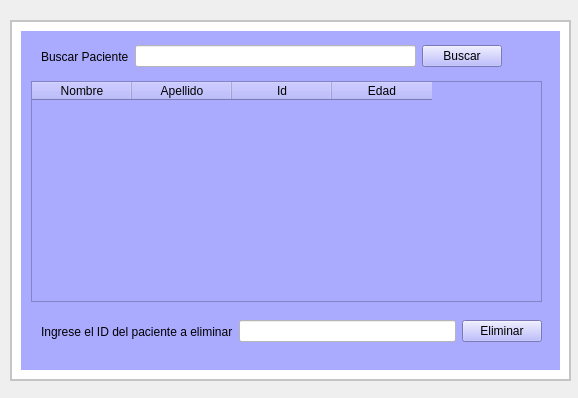
luhernandez12/entregable-3-, file ventana_menu.ui: the form before one commit.
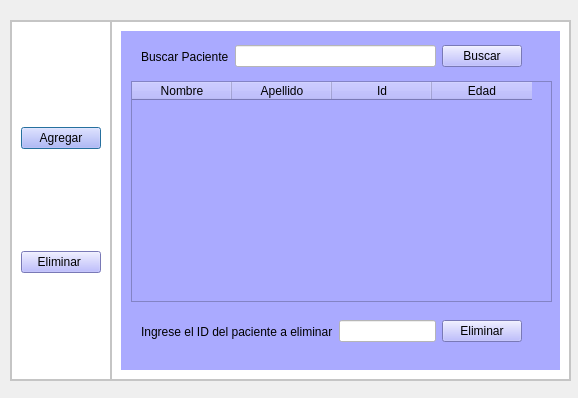
The form after the commit.

What changed in the file:
```diff
--- a/ventana_menu.ui
+++ b/ventana_menu.ui
@@ -47,6 +47,43 @@
     <property name="bottomMargin">
      <number>0</number>
     </property>
+    <item>
+     <widget class="QFrame" name="frame_4">
+      <property name="styleSheet">
+       <string notr="true">
+background-color: rgb(255, 255, 255);</string>
+      </property>
+      <property name="frameShape">
+       <enum>QFrame::StyledPanel</enum>
+      </property>
+      <property name="frameShadow">
+       <enum>QFrame::Raised</enum>
+      </property>
+      <layout class="QVBoxLayout" name="verticalLayout_2">
+       <item>
+        <widget class="QPushButton" name="menu_agregar">
+         <property name="styleSheet">
+          <string notr="true">background-color: rgb(170, 170, 255);</string>
+         </property>
+         <property name="text">
+          <string>Agregar</string>
+         </property>
+        </widget>
+       </item>
+       <item>
+        <widget class="QPushButton" name="menu_eliminar">
+         <property name="styleSheet">
+          <string notr="true">
+background-color: rgb(170, 170, 255);</string>
+         </property>
+         <property name="text">
+          <string>Eliminar </string>
+         </property>
+        </widget>
+       </item>
+      </layout>
+     </widget>
+    </item>
     <item>
      <widget class="QFrame" name="frame_paginas">
       <property name="styleSheet">
@@ -147,7 +184,7 @@
             <rect>
              <x>10</x>
              <y>50</y>
-             <width>511</width>
+             <width>421</width>
              <height>221</height>
             </rect>
            </property>
@@ -177,7 +214,7 @@
             <rect>
              <x>20</x>
              <y>10</y>
-             <width>461</width>
+             <width>381</width>
              <height>31</height>
             </rect>
            </property>
@@ -210,7 +247,7 @@
             <rect>
              <x>20</x>
              <y>280</y>
-             <width>501</width>
+             <width>381</width>
              <height>41</height>
             </rect>
            </property>
```
